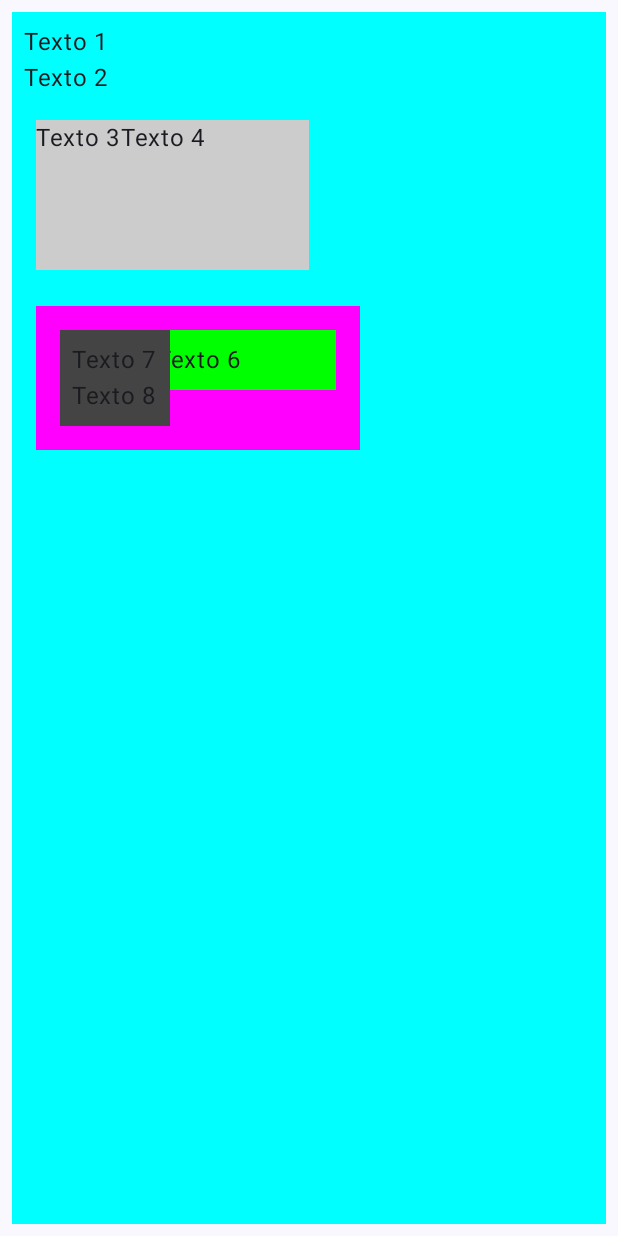
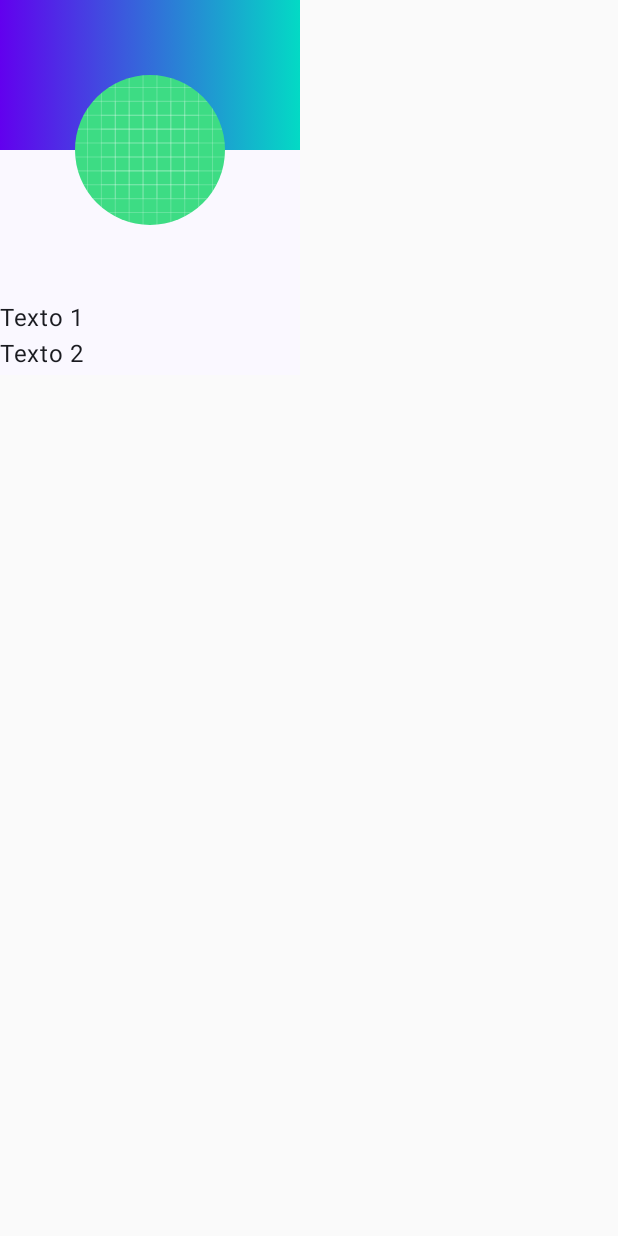
Before and after one commit to eduardobelico/Aluvery, an Android app built with Jetpack Compose: the screen it shows after launch (MainActivity), on a phone screen of 412 x 824 dp. Run offline under Robolectric (Android 15) with nearby library versions, the phone set to English and light mode, and no system bars.

Commit message:
Adequando codigo ao projeto do figma. Uso de modifiers para ajustar medidas, cor e alinhamento.

```diff
--- a/app/src/main/java/com/example/aluvery/MainActivity.kt
+++ b/app/src/main/java/com/example/aluvery/MainActivity.kt
@@ -1,26 +1,31 @@
 package com.example.aluvery
 
-import android.content.res.Configuration.UI_MODE_NIGHT_YES
 import android.os.Bundle
 import androidx.activity.ComponentActivity
 import androidx.activity.compose.setContent
+import androidx.compose.foundation.Image
 import androidx.compose.foundation.background
 import androidx.compose.foundation.layout.Box
 import androidx.compose.foundation.layout.Column
-import androidx.compose.foundation.layout.Row
-import androidx.compose.foundation.layout.fillMaxHeight
 import androidx.compose.foundation.layout.fillMaxWidth
 import androidx.compose.foundation.layout.height
-import androidx.compose.foundation.layout.padding
+import androidx.compose.foundation.layout.offset
+import androidx.compose.foundation.layout.size
 import androidx.compose.foundation.layout.width
+import androidx.compose.foundation.shape.CircleShape
 import androidx.compose.material3.Surface
 import androidx.compose.material3.Text
 import androidx.compose.runtime.Composable
+import androidx.compose.ui.Alignment.Companion.CenterHorizontally
 import androidx.compose.ui.Modifier
-import androidx.compose.ui.graphics.Color
+import androidx.compose.ui.draw.clip
+import androidx.compose.ui.graphics.Brush
+import androidx.compose.ui.res.painterResource
 import androidx.compose.ui.tooling.preview.Preview
 import androidx.compose.ui.unit.dp
 import com.example.aluvery.ui.theme.AluveryTheme
+import com.example.aluvery.ui.theme.Purple500
+import com.example.aluvery.ui.theme.Teal200
 
 class MainActivity : ComponentActivity() {
     override fun onCreate(savedInstanceState: Bundle?) {
@@ -28,7 +33,7 @@ class MainActivity : ComponentActivity() {
         setContent {
             AluveryTheme {
                 Surface {
-                    CustomLayoutPreview()
+                    ProductItem()
                 }
             }
 
@@ -36,143 +41,36 @@ class MainActivity : ComponentActivity() {
     }
 }
 
+@Preview(showBackground = true)
 @Composable
-fun MyFirstComposable() {
-    Text(text = "Meu primeiro texto")
-    Text(text = "Meu segundo texto maior")
-}
-
-//Modifiers - primeiro parâmetro opcional
-
-@Preview(showBackground = true, showSystemUi = true)
-@Composable
-fun CustomLayoutPreview() {
+fun ProductItem() {
     Column(
         Modifier
-            .padding(8.dp)
-            .background(color = Color.Cyan)
-            .padding(all = 8.dp)
-            .fillMaxWidth()
-            .fillMaxHeight()
+            .height(250.dp)
+            .width(200.dp)
     ) {
-        Text("Texto 1")
-        Text("Texto 2")
-        Row(
+        Box(
             modifier = Modifier
-                .padding(
-                    horizontal = 8.dp,
-                    vertical = 16.dp
+                .height(100.dp)
+                .fillMaxWidth()
+                .background(
+                    brush = Brush.horizontalGradient(
+                        colors = listOf(
+                            Purple500, Teal200
+                        )
+                    )
                 )
-                .background(Color.LightGray)
-                .height(100.dp)
-                .fillMaxWidth(0.5f)
-        ) {
-            Text("Texto 3")
-            Text("Texto 4")
-        }
-        Box(
+        )
+        Image(
+            painter = painterResource(id = R.drawable.ic_launcher_background),
+            contentDescription = "Imagem do produto",
             Modifier
-                .padding(8.dp)
-                .background(color = Color.Magenta)
-                .padding(all = 8.dp)
-                .width(200.dp)
-        ) {
-            Row(
-                Modifier
-                    .padding(8.dp)
-                    .background(color = Color.Green)
-                    .padding(all = 8.dp)
-                    .fillMaxWidth()
-            ) {
-                Text("Texto 5")
-                Text("Texto 6")
-            }
-            Column(
-                Modifier
-                    .padding(8.dp)
-                    .background(color = Color.DarkGray)
-                    .padding(all = 8.dp)
-            ) {
-                Text("Texto 7")
-                Text("Texto 8")
-            }
-        }
+                .size(100.dp)
+                .offset(y = (-50).dp)
+                .clip(shape = CircleShape)
+                .align(CenterHorizontally)
+        )
+        Text(text = "Texto 1")
+        Text(text = "Texto 2")
     }
 }
-
-// - BOX, ROW e COLUMN
-//@Preview(showBackground = true)
-//@Composable
-//fun ColumnPreview(){
-//    Column {
-//        Text("Texto 1")
-//        Text("Texto 2")
-//    }
-//}
-//
-//@Preview(showBackground = true)
-//@Composable
-//fun RowPreview(){
-//    Row {
-//        Text("Texto 1")
-//        Text("Texto 2")
-//    }
-//}
-//
-//@Preview(showBackground = true)
-//@Composable
-//fun BoxPreview(){
-//    Box {
-//        Text("Texto 1")
-//        Text("Texto 2")
-//    }
-//}
-//
-//@Preview(showBackground = true)
-//@Composable
-//fun CustomLayoutPreview(){
-//    Column {
-//        Text("Texto 1")
-//        Text("Texto 2")
-//        Row {
-//            Text("Texto 3")
-//            Text("Texto 4")
-//        }
-//        Box {
-//            Row {
-//                Text("Texto 5")
-//                Text("Texto 6")
-//            }
-//            Column {
-//                Text("Texto 7")
-//                Text("Texto 8")
-//            }
-//        }
-//    }
-//}
-
-// - Testes com ui no preview -
-//@Preview(
-//    name = "TextPreviewLight",
-//    showSystemUi = true
-//)
-//@Preview(
-//    name = "TextPreviewDark",
-//    showSystemUi = true,
-//    uiMode = UI_MODE_NIGHT_YES
-//)
-//@Preview(
-//    name = "TextPreview",
-//    heightDp = 200,
-//    widthDp = 300,
-//    showBackground = true,
-//    backgroundColor = 0xFFFF1144
-//)
-//@Composable
-//fun MyFirstComposablePreview(){
-//    AluveryTheme{
-//        Surface {
-//            MyFirstComposable()
-//        }
-//    }
-//}
--- a/app/src/main/java/com/example/aluvery/ui/theme/Color.kt
+++ b/app/src/main/java/com/example/aluvery/ui/theme/Color.kt
@@ -9,3 +9,6 @@ val Pink80 = Color(0xFFEFB8C8)
 val Purple40 = Color(0xFF6650a4)
 val PurpleGrey40 = Color(0xFF625b71)
 val Pink40 = Color(0xFF7D5260)
+
+val Purple500 = Color(0xFF6200EE)
+val Teal200 = Color(0xFF03DAC5)
```
Also changed, not shown: app/src/main/java/com/example/aluvery/ui/components/TestComponents.kt (added, +160 -0 lines).
